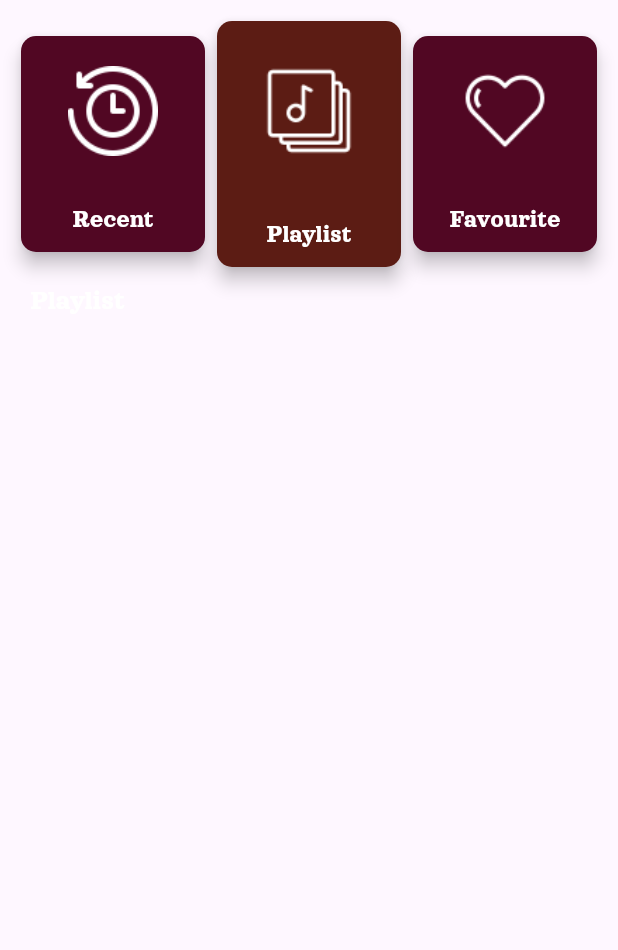
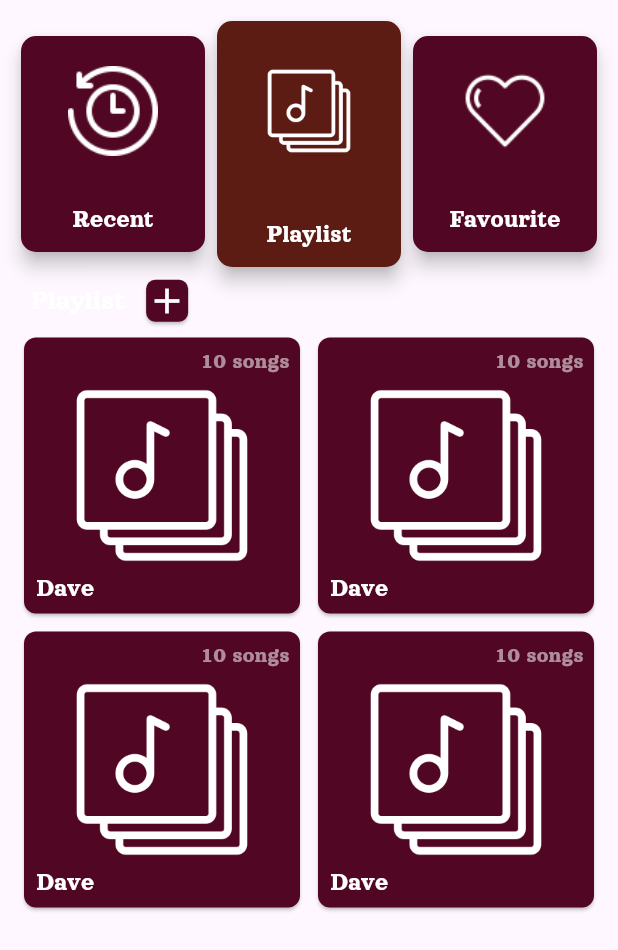
Before and after one commit to Mr-G254/Media-Player-Mobile-App, a Flutter app: the Dashboard widget shown alone on an empty page, opened directly, after a tap on "Playlist", on a phone screen of 412 x 824 dp. Shown: the top 950 px of the screen. Run offline on Flutter 3.47's test engine with Material 3 defaults, Android fonts, the phone set to English and light mode, and no system bars; our stand-ins replace audio_video_progress_bar, audioplayers, on_audio_query, sqflite; accounts and stored records are empty; statements that could not run were skipped.

```diff
--- a/media_player/lib/FrontEnd/Components.dart
+++ b/media_player/lib/FrontEnd/Components.dart
@@ -111,3 +111,55 @@ class SongTile extends StatelessWidget {
     );
   }
 }
+
+class PlaylistTile extends StatelessWidget{
+  const PlaylistTile({super.key});
+
+  @override
+  Widget build(BuildContext context){
+    return GestureDetector(
+      child: Container(
+        padding: const EdgeInsets.all(2),
+        child: Card(
+          shape: RoundedRectangleBorder(borderRadius: BorderRadius.circular(8)),
+          color: Color(0xff510723),
+          child: Stack(
+            children: [
+              Container(
+                alignment: Alignment.center,
+                padding: EdgeInsets.all(30),
+                child: const Image(
+                  image: AssetImage("icons/playlist.png"),
+                ),
+              ),
+              Container(
+                alignment: Alignment.topRight,
+                padding: const EdgeInsets.only(top: 5,right: 7),
+                child: Text(
+                  '10 songs',
+                  style: const TextStyle(
+                    fontFamily: "Orelega",
+                    fontSize: 15,
+                    color: Colors.white54,
+                  ),
+                ),
+              ),
+              Container(
+                alignment: Alignment.bottomLeft,
+                padding: const EdgeInsets.only(bottom: 5,left: 8),
+                child: Text(
+                  'Dave',
+                  style: const TextStyle(
+                    fontFamily: "Orelega",
+                    fontSize: 17,
+                    color: Colors.white,
+                  ),
+                ),
+              )
+            ],
+          ),
+        ),
+      )
+    );
+  }
+}
--- a/media_player/lib/FrontEnd/Dashboard.dart
+++ b/media_player/lib/FrontEnd/Dashboard.dart
@@ -1,4 +1,5 @@
 import 'package:flutter/material.dart';
+import 'package:media_player/FrontEnd/Components.dart';
 
 import '../BackEnd/App.dart';
 
@@ -117,6 +118,17 @@ class _DashboardState extends State<Dashboard> with TickerProviderStateMixin{
       ),
     );
 
+    final rec = ValueListenableBuilder(
+        valueListenable: App.recentDisplay,
+        builder: (context,value,child){
+          return ListView(
+              padding: EdgeInsets.zero,
+              shrinkWrap: true,
+              children: value
+          );
+        }
+    );
+
     final fav = ValueListenableBuilder(
       valueListenable: App.favouriteDisplay,
       builder: (context,value,child){
@@ -169,6 +181,8 @@ class _DashboardState extends State<Dashboard> with TickerProviderStateMixin{
             ),
           ],
         ),
+        Row(
+          children: [
             Container(
               padding: const EdgeInsets.only(left: 10,top: 5,bottom: 5),
               child: Text(
@@ -180,19 +194,32 @@ class _DashboardState extends State<Dashboard> with TickerProviderStateMixin{
                 ),
               ),
             ),
+            Visibility(
+              visible: currentIndex == 1,
+              child: Container(
+                padding: const EdgeInsets.only(left: 10),
+                child: Card(
+                  shape: RoundedRectangleBorder(borderRadius: BorderRadius.circular(6)),
+                  color: Color(0xff510723),
+                  child: const Icon(Icons.add,size: 28,color: Colors.white,weight: 0.1,)
+                ),
+              )
+            )
+          ],
+        ),
         Expanded(
           child: TabBarView(
             controller: controller,
             children: [
-              ListView(
-                  padding: EdgeInsets.zero,
-                  shrinkWrap: true,
-                  children: App.recentDisplay
-              ),
-              ListView(
-                  padding: EdgeInsets.zero,
-                  shrinkWrap: true,
-                  children: []
+              rec,
+              GridView.extent(
+                maxCrossAxisExtent: MediaQuery.of(context).size.width/2,
+                children: [
+                  PlaylistTile(),
+                  PlaylistTile(),
+                  PlaylistTile(),
+                  PlaylistTile()
+                ],
               ),
               fav
             ],
--- a/media_player/lib/FrontEnd/Music.dart
+++ b/media_player/lib/FrontEnd/Music.dart
@@ -1,7 +1,6 @@
 import 'package:flutter/cupertino.dart';
 import 'package:flutter/material.dart';
 import 'package:flutter/widgets.dart';
-import 'package:media_player/FrontEnd/Components.dart';
 
 import '../BackEnd/App.dart';
 
--- a/media_player/lib/FrontEnd/Splashscreen.dart
+++ b/media_player/lib/FrontEnd/Splashscreen.dart
@@ -1,4 +1,3 @@
-import 'dart:async';
 import 'package:flutter/material.dart';
 import 'package:flutter/services.dart';
 import 'package:flutter/widgets.dart';
```
Also changed, not shown: media_player/lib/BackEnd/App.dart (+8 -10 lines), media_player/lib/FrontEnd/Home.dart (+45 -22 lines), media_player/icons/playlist.png, 1 other file. Lines whose indentation alone changed are shown as unchanged.
